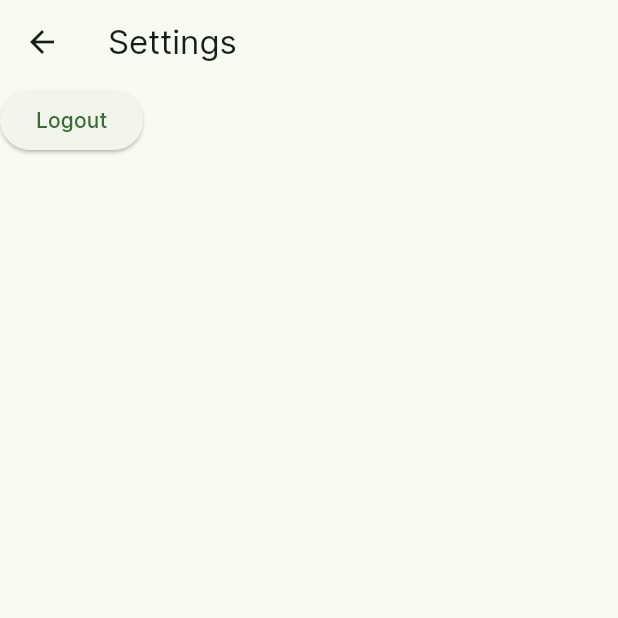
After one commit to nihadgithub/flutter-todo-firebase, a Flutter app: the SettingsScreen screen opened by its route, on a phone screen of 412 x 824 dp, the top half of it. The commit adds this screen. Run offline on Flutter 3.47's test engine with Material 2 defaults, Android fonts, the phone set to English and light mode, and no system bars; our stand-ins replace firebase_auth, firebase_core; accounts and stored records are empty.

Commit message:
feature 0.3

```diff
--- a/lib/main.dart
+++ b/lib/main.dart
@@ -1,6 +1,7 @@
 import 'package:firebase_core/firebase_core.dart';
 import 'package:flutter/material.dart';
 import 'package:todo_firebase/screens/home_screen.dart';
+import 'package:todo_firebase/screens/settings_screen.dart';
 import 'package:todo_firebase/screens/welcome_screen.dart';
 import 'package:firebase_auth/firebase_auth.dart';
 
@@ -36,6 +37,9 @@ class MyApp extends StatelessWidget {
       ),
       //home: const HomeScreen(title: 'ToDo FireBase'),
       home: WelcomeScreen(),
+      routes: {
+        '/settings':(context)=>SettingsScreen(),
+      },
     );
   }
 }
--- /dev/null
+++ b/lib/screens/settings_screen.dart
@@ -0,0 +1,26 @@
+import 'package:flutter/material.dart';
+
+import '../services/firebase_services.dart';
+
+class SettingsScreen extends StatelessWidget {
+  SettingsScreen({super.key});
+  AuthService auth = AuthService();
+  @override
+  Widget build(BuildContext context) {
+    return Scaffold(
+
+      appBar: AppBar(
+        title: Text("Settings"),
+      ),
+      body: Column(
+        children: [
+          ElevatedButton(
+              onPressed: () {
+                auth.signOut(context);
+              },
+              child: Text("Logout")),
+        ],
+      ),
+    );
+  }
+}
```
Also changed, not shown: lib/screens/home_screen.dart (+15 -18 lines), lib/widgets/todo_list.dart (+1 -22 lines).
